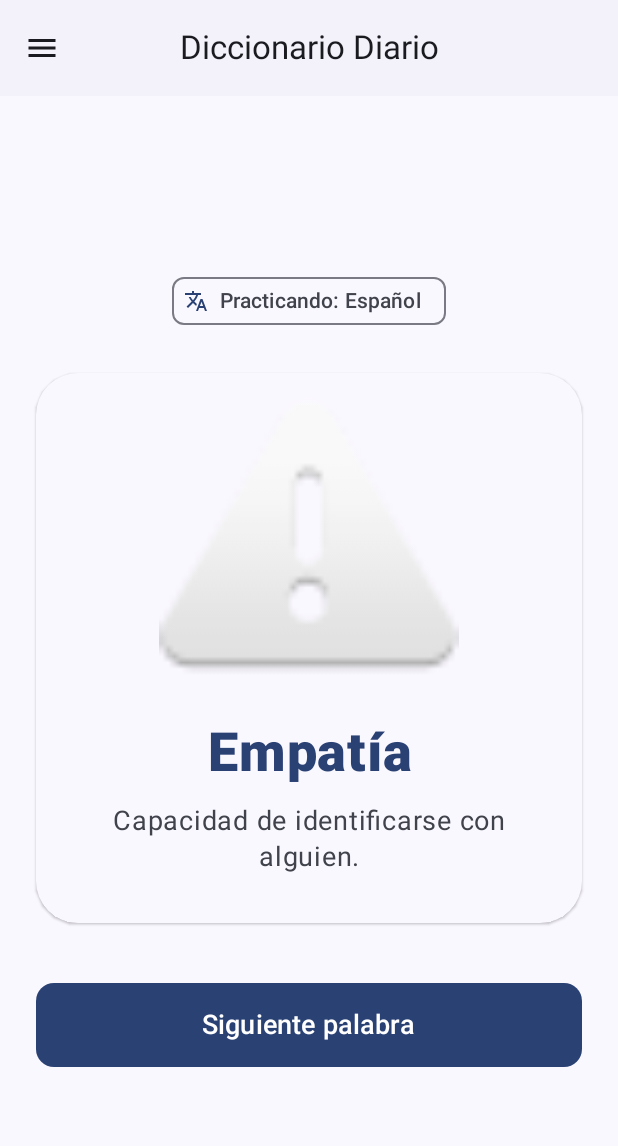
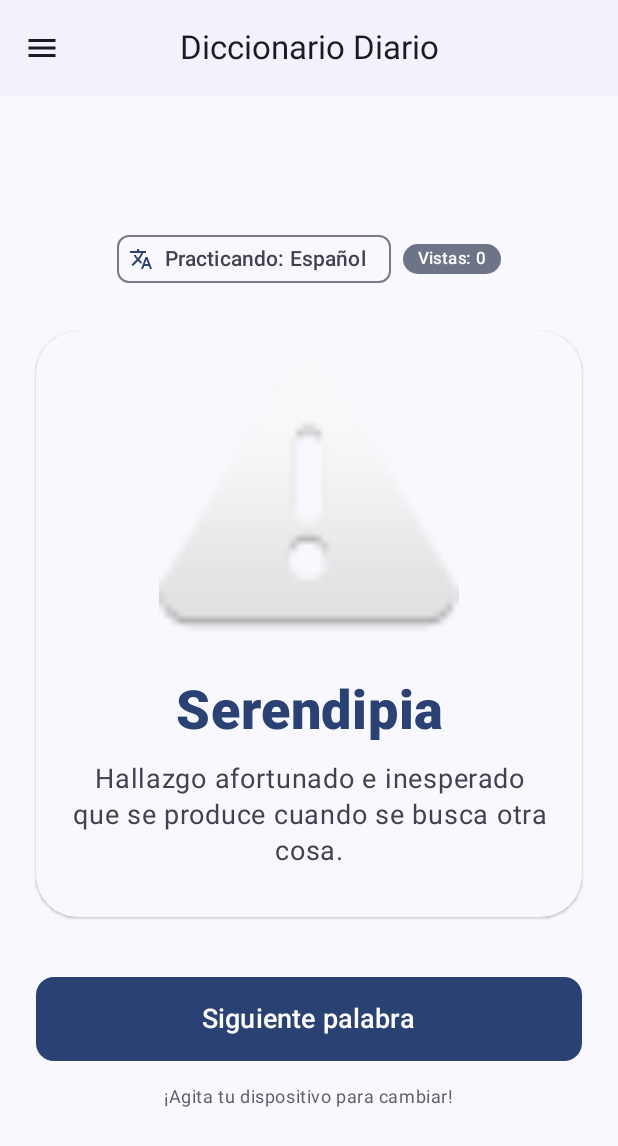
Before and after one commit to hebrabo/DI, an Android app built with Jetpack Compose: the PantallaPrincipal screen opened through its navigation route, on a phone screen of 412 x 824 dp. Shown: the top 1146 px of the screen. Run offline under Robolectric (Android 15) with nearby library versions, the phone set to English and light mode, and no system bars; pictures from the network do not load.

Commit message:
feat: implementar sensor de agitado y sistema de estadísticas de progreso
- Extra  (Sensor): Añadida lógica de detección de movimiento mediante el acelerómetro en la PantallaPrincipal. Ahora el usuario puede agitar el dispositivo para cambiar de palabra.

- Extra  (Estadísticas): Implementada la variable 'palabrasVistas' en el ViewModel para trackear el progreso del usuario en la sesión.

- Optimización: Uso de 'mutableIntStateOf' para el contador de estadísticas, mejorando el rendimiento y evitando el boxing de primitivos.

- UI: Añadido un Badge visual en la pantalla principal que muestra el número total de palabras practicadas.

- UX: Se integra la lógica de "saco de palabras" para asegurar que el sensor de agitado siempre muestre términos nuevos sin repeticiones inmediatas.

```diff
--- a/DI0704_AppAprendizajePalabras/app/src/main/java/com/example/di0704_appaprendizajepalabras/data/repository/PalabraRepository.kt
+++ b/DI0704_AppAprendizajePalabras/app/src/main/java/com/example/di0704_appaprendizajepalabras/data/repository/PalabraRepository.kt
@@ -5,12 +5,26 @@ import com.example.di0704_appaprendizajepalabras.data.model.Palabra
 class PalabraRepository {
     private val palabrasEspanol = listOf(
         Palabra(1, "Xenofobia", "Rechazo u odio hacia los extranjeros.", "Español", "https://images.unsplash.com/photo-1599059813005-11265ba4b4ce?q=80&w=400"),
-        Palabra(2, "Empatía", "Capacidad de identificarse con alguien.", "Español", "https://images.unsplash.com/photo-1516627145497-ae6968895b74?q=80&w=400")
+        Palabra(2, "Empatía", "Capacidad de identificarse con alguien y compartir sus sentimientos.", "Español", "https://images.unsplash.com/photo-1516627145497-ae6968895b74?q=80&w=400"),
+        Palabra(3, "Resiliencia", "Capacidad de adaptación frente a un agente perturbador.", "Español", "https://images.unsplash.com/photo-1509099836639-18ba1795216d?q=80&w=400"),
+        Palabra(4, "Perro", "Animal mamífero doméstico de la familia de los cánidos.", "Español", "https://images.unsplash.com/photo-1517849845537-4d257902454a?q=80&w=400"),
+        Palabra(5, "Efímero", "Aquello que dura por un periodo muy corto de tiempo.", "Español", "https://images.unsplash.com/photo-1490730141103-6cac27aaab94?q=80&w=400"),
+        Palabra(6, "Serendipia", "Hallazgo afortunado e inesperado que se produce cuando se busca otra cosa.", "Español", "https://images.unsplash.com/photo-1534067783941-51c9c23ecefd?q=80&w=400"),
+        // CAMBIADA: Imagen de un diente de león (pedir un deseo)
+        Palabra(7, "Ojalá", "Expresión de un fuerte deseo de que algo suceda.", "Español", "https://images.unsplash.com/photo-1464822759023-fed622ff2c3b?q=80&w=400"),
+        // CAMBIADA: Imagen de un micrófono antiguo
+        Palabra(8, "Elocuencia", "Facultad de hablar o escribir de modo eficaz para deleitar o conmover.", "Español", "https://images.unsplash.com/photo-1478737270239-2f02b77fc618?q=80&w=400")
     )
 
     private val palabrasIngles = listOf(
-        Palabra(101, "Xenophobia", "Dislike of or prejudice against people.", "Inglés", "https://images.unsplash.com/photo-1599059813005-11265ba4b4ce?q=80&w=400"),
-        Palabra(102, "Empathy", "The ability to understand others feelings.", "Inglés", "https://images.unsplash.com/photo-1516627145497-ae6968895b74?q=80&w=400")
+        Palabra(101, "Xenophobia", "Dislike of or prejudice against people from other countries.", "Inglés", "https://images.unsplash.com/photo-1599059813005-11265ba4b4ce?q=80&w=400"),
+        Palabra(102, "Empathy", "The ability to understand and share the feelings of another.", "Inglés", "https://images.unsplash.com/photo-1516627145497-ae6968895b74?q=80&w=400"),
+        Palabra(103, "Resilience", "The capacity to recover quickly from difficulties.", "Inglés", "https://images.unsplash.com/photo-1509099836639-18ba1795216d?q=80&w=400"),
+        Palabra(104, "Dog", "A domesticated carnivorous mammal that typically has a long snout.", "Inglés", "https://images.unsplash.com/photo-1517849845537-4d257902454a?q=80&w=400"),
+        Palabra(105, "Ephemeral", "Lasting for a very short time.", "Inglés", "https://images.unsplash.com/photo-1490730141103-6cac27aaab94?q=80&w=400"),
+        Palabra(106, "Serendipity", "The occurrence of events by chance in a happy or beneficial way.", "Inglés", "https://images.unsplash.com/photo-1534067783941-51c9c23ecefd?q=80&w=400"),
+        Palabra(107, "Wanderlust", "A strong desire to travel and explore the world.", "Inglés", "https://images.unsplash.com/photo-1469854523086-cc02fe5d8800?q=80&w=400"),
+        Palabra(108, "Eloquence", "Fluent or persuasive speaking or writing.", "Inglés", "https://images.unsplash.com/photo-1478737270239-2f02b77fc618?q=80&w=400")
     )
 
     fun obtenerPalabrasPorIdioma(idioma: String): List<Palabra> {
--- a/DI0704_AppAprendizajePalabras/app/src/main/java/com/example/di0704_appaprendizajepalabras/ui/screens/PantallaPrincipal.kt
+++ b/DI0704_AppAprendizajePalabras/app/src/main/java/com/example/di0704_appaprendizajepalabras/ui/screens/PantallaPrincipal.kt
@@ -1,15 +1,20 @@
 package com.example.di0704_appaprendizajepalabras.ui.screens
 
+import android.content.Context
+import android.hardware.Sensor
+import android.hardware.SensorEvent
+import android.hardware.SensorEventListener
+import android.hardware.SensorManager
 import androidx.compose.foundation.layout.*
 import androidx.compose.material.icons.Icons
 import androidx.compose.material.icons.filled.Menu
 import androidx.compose.material.icons.filled.Translate
 import androidx.compose.material3.*
-import androidx.compose.runtime.Composable
-import androidx.compose.runtime.rememberCoroutineScope
+import androidx.compose.runtime.*
 import androidx.compose.ui.Alignment
 import androidx.compose.ui.Modifier
 import androidx.compose.ui.layout.ContentScale
+import androidx.compose.ui.platform.LocalContext
 import androidx.compose.ui.res.painterResource
 import androidx.compose.ui.text.font.FontWeight
 import androidx.compose.ui.text.style.TextAlign
@@ -20,6 +25,7 @@ import com.example.di0704_appaprendizajepalabras.data.model.Palabra
 import com.example.di0704_appaprendizajepalabras.ui.viewmodel.PalabraViewModel
 import kotlinx.coroutines.launch
 import coil.compose.AsyncImage
+import kotlin.math.abs
 
 @OptIn(ExperimentalMaterial3Api::class)
 @Composable
@@ -29,7 +35,50 @@ fun PantallaPrincipal(
 ) {
     val drawerState = rememberDrawerState(initialValue = DrawerValue.Closed)
     val scope = rememberCoroutineScope()
+    val context = LocalContext.current
     val palabra = viewModel.palabraActual.value
+
+    // --- EXTRA 5: LÓGICA DEL SENSOR DE AGITADO (SHAKE) ---
+    DisposableEffect(Unit) {
+        val sensorManager = context.getSystemService(Context.SENSOR_SERVICE) as SensorManager
+        val accelerometer = sensorManager.getDefaultSensor(Sensor.TYPE_ACCELEROMETER)
+
+        val sensorListener = object : SensorEventListener {
+            private var lastUpdate: Long = 0
+            private var lastX = 0f
+            private var lastY = 0f
+            private var lastZ = 0f
+            private val SHAKE_THRESHOLD = 1200 // Sensibilidad (ajústalo si es muy sensible)
+
+            override fun onSensorChanged(event: SensorEvent) {
+                val curTime = System.currentTimeMillis()
+                if ((curTime - lastUpdate) > 100) {
+                    val diffTime = curTime - lastUpdate
+                    lastUpdate = curTime
+
+                    val x = event.values[0]
+                    val y = event.values[1]
+                    val z = event.values[2]
+
+                    val speed = abs(x + y + z - lastX - lastY - lastZ) / diffTime * 10000
+
+                    if (speed > SHAKE_THRESHOLD) {
+                        // ¡Agitado detectado! Llamamos a la lógica del ViewModel
+                        viewModel.siguientePalabra()
+                    }
+                    lastX = x; lastY = y; lastZ = z
+                }
+            }
+            override fun onAccuracyChanged(sensor: Sensor?, accuracy: Int) {}
+        }
+
+        sensorManager.registerListener(sensorListener, accelerometer, SensorManager.SENSOR_DELAY_NORMAL)
+
+        onDispose {
+            // Importante: Libera el sensor cuando la pantalla no se use
+            sensorManager.unregisterListener(sensorListener)
+        }
+    }
 
     ModalNavigationDrawer(
         drawerState = drawerState,
@@ -71,7 +120,6 @@ fun PantallaPrincipal(
                             Icon(Icons.Default.Menu, contentDescription = "Abrir Menú")
                         }
                     },
-                    // Añadimos un color sutil a la barra superior
                     colors = TopAppBarDefaults.centerAlignedTopAppBarColors(
                         containerColor = MaterialTheme.colorScheme.surfaceVariant.copy(alpha = 0.3f)
                     )
@@ -85,7 +133,8 @@ fun PantallaPrincipal(
             ) {
                 ContenidoPalabra(
                     palabra = palabra,
-                    idioma = viewModel.idiomaActual, // Le pasamos el idioma para mostrar el badge
+                    idioma = viewModel.idiomaActual,
+                    contador = viewModel.palabrasVistas, // Pasamos la estadística
                     onNextClick = { viewModel.siguientePalabra() }
                 )
             }
@@ -94,7 +143,7 @@ fun PantallaPrincipal(
 }
 
 @Composable
-fun ContenidoPalabra(palabra: Palabra, idioma: String, onNextClick: () -> Unit) {
+fun ContenidoPalabra(palabra: Palabra, idioma: String, contador: Int, onNextClick: () -> Unit) {
     Column(
         modifier = Modifier
             .fillMaxSize()
@@ -102,38 +151,44 @@ fun ContenidoPalabra(palabra: Palabra, idioma: String, onNextClick: () -> Unit)
         verticalArrangement = Arrangement.Center,
         horizontalAlignment = Alignment.CenterHorizontally
     ) {
-        // Indicador de Idioma
+        // --- EXTRA 2: ESTADÍSTICAS E IDIOMA ---
+        Row(
+            verticalAlignment = Alignment.CenterVertically,
+            horizontalArrangement = Arrangement.spacedBy(8.dp)
+        ) {
             SuggestionChip(
                 onClick = { },
                 label = { Text("Practicando: $idioma") },
-            icon = { Icon(Icons.Default.Translate, contentDescription = null, modifier = Modifier.size(16.dp)) }
+                icon = { Icon(Icons.Default.Translate, null, modifier = Modifier.size(16.dp)) }
             )
+            // Badge con el contador de palabras vistas
+            Badge(
+                containerColor = MaterialTheme.colorScheme.secondaryContainer,
+                contentColor = MaterialTheme.colorScheme.onSecondaryContainer
+            ) {
+                Text(text = "Vistas: $contador", modifier = Modifier.padding(horizontal = 6.dp, vertical = 2.dp))
+            }
+        }
 
         Spacer(modifier = Modifier.height(24.dp))
 
-        // Tarjeta Principal
         ElevatedCard(
             modifier = Modifier.fillMaxWidth(),
             shape = MaterialTheme.shapes.extraLarge,
-            colors = CardDefaults.elevatedCardColors(
-                containerColor = MaterialTheme.colorScheme.surface
-            )
+            colors = CardDefaults.elevatedCardColors(containerColor = MaterialTheme.colorScheme.surface)
         ) {
             Column(
                 modifier = Modifier.padding(16.dp),
                 horizontalAlignment = Alignment.CenterHorizontally
             ) {
-                // Imagen con Coil
-                palabra.imagenUrl?.let { url ->
                 AsyncImage(
                     model = palabra.imagenUrl,
                     contentDescription = null,
                     modifier = Modifier.size(200.dp),
-                        // Esto mostrará un icono si la URL falla o no hay internet
                     error = painterResource(android.R.drawable.ic_dialog_alert),
-                        placeholder = painterResource(android.R.drawable.ic_menu_report_image)
+                    placeholder = painterResource(android.R.drawable.ic_menu_report_image),
+                    contentScale = ContentScale.Fit
                 )
-                }
 
                 Spacer(modifier = Modifier.height(16.dp))
 
@@ -162,7 +217,6 @@ fun ContenidoPalabra(palabra: Palabra, idioma: String, onNextClick: () -> Unit)
 
         Spacer(modifier = Modifier.height(40.dp))
 
-        // Botón de acción
         Button(
             onClick = onNextClick,
             modifier = Modifier
@@ -172,25 +226,30 @@ fun ContenidoPalabra(palabra: Palabra, idioma: String, onNextClick: () -> Unit)
         ) {
             Text("Siguiente palabra", fontSize = 18.sp)
         }
+
+        Spacer(modifier = Modifier.height(16.dp))
+        Text(
+            text = "¡Agita tu dispositivo para cambiar!",
+            style = MaterialTheme.typography.bodySmall,
+            color = MaterialTheme.colorScheme.outline
+        )
     }
 }
 
 @Preview(showBackground = true, showSystemUi = true)
 @Composable
 fun PantallaPrincipalPreview() {
-    // CORRECCIÓN: Usamos argumentos nombrados para evitar errores de posición
     val palabraPrueba = Palabra(
         id = 1,
-        termino = "Xenofobia",
-        definicion = "Rechazo u odio hacia los extranjeros.",
-        idioma = "Español", // Este es el parámetro que faltaba/estaba mal posicionado
-        imagenUrl = "https://via.placeholder.com/200"
+        termino = "Resiliencia",
+        definicion = "Capacidad de adaptación frente a un agente perturbador.",
+        idioma = "Español",
+        imagenUrl = ""
     )
-
-    // Aquí llamamos a ContenidoPalabra pasando el idioma por separado como pide la función
     ContenidoPalabra(
         palabra = palabraPrueba,
         idioma = "Español",
+        contador = 5,
         onNextClick = {}
     )
 }
--- a/DI0704_AppAprendizajePalabras/app/src/main/java/com/example/di0704_appaprendizajepalabras/ui/viewmodel/PalabraViewModel.kt
+++ b/DI0704_AppAprendizajePalabras/app/src/main/java/com/example/di0704_appaprendizajepalabras/ui/viewmodel/PalabraViewModel.kt
@@ -2,9 +2,10 @@ package com.example.di0704_appaprendizajepalabras.ui.viewmodel
 
 import androidx.compose.runtime.State
 import androidx.compose.runtime.getValue
+import androidx.compose.runtime.mutableIntStateOf
 import androidx.compose.runtime.mutableStateListOf
 import androidx.compose.runtime.mutableStateOf
-import androidx.compose.runtime.setValue // IMPORTANTE para el "by"
+import androidx.compose.runtime.setValue
 import androidx.lifecycle.ViewModel
 import com.example.di0704_appaprendizajepalabras.data.model.Palabra
 import com.example.di0704_appaprendizajepalabras.data.repository.PalabraRepository
@@ -16,30 +17,34 @@ class PalabraViewModel : ViewModel() {
     var idiomaActual by mutableStateOf("Español")
         private set
 
+    // --- NUEVO: Registro de IDs mostrados para evitar repeticiones ---
+    private val idsMostradas = mutableSetOf<Int>()
+
     // 2. Estado de la palabra actual
+    // Inicializamos con el saco vacío para la primera palabra
     private val _palabraActual = mutableStateOf(obtenerNuevaPalabraSegura("Español"))
     val palabraActual: State<Palabra> = _palabraActual
 
     // --- EXTRAS: ESTADÍSTICAS Y APRENDIZAJE ---
-
-    // 3. Contador de palabras vistas (Corregido: "by" en lugar de "por")
-    var palabrasVistas by mutableStateOf(0)
+    var palabrasVistas by mutableIntStateOf(0)
         private set
 
-    // 4. Lista de palabras ya aprendidas
     private val _palabrasAprendidas = mutableStateListOf<Palabra>()
     val palabrasAprendidas: List<Palabra> = _palabrasAprendidas
 
     fun cambiarIdioma(nuevoIdioma: String) {
         if (idiomaActual != nuevoIdioma) {
             idiomaActual = nuevoIdioma
+            // No reseteamos el saco aquí para que, si vuelve al idioma anterior,
+            // recuerde qué palabras ya vio en esa sesión.
             siguientePalabra()
         }
     }
 
     fun siguientePalabra() {
         val palabraAnterior = _palabraActual.value
-        // Guardamos en el historial si es una palabra válida y no está repetida
+
+        // Guardamos en el historial (Extra)
         if (palabraAnterior.id != 0 && !_palabrasAprendidas.any { it.id == palabraAnterior.id }) {
             _palabrasAprendidas.add(palabraAnterior)
         }
@@ -47,7 +52,7 @@ class PalabraViewModel : ViewModel() {
         // Incrementamos estadística
         palabrasVistas++
 
-        // Nueva palabra
+        // Obtenemos la siguiente palabra con la lógica de filtrado
         _palabraActual.value = obtenerNuevaPalabraSegura(idiomaActual)
     }
 
@@ -55,21 +60,38 @@ class PalabraViewModel : ViewModel() {
         idiomaActual = "Español"
         palabrasVistas = 0
         _palabrasAprendidas.clear()
+        idsMostradas.clear() // Vaciamos el saco de palabras vistas
         _palabraActual.value = obtenerNuevaPalabraSegura("Español")
     }
 
+    /**
+     * Lógica Inteligente: Filtra las palabras para no repetir.
+     */
     private fun obtenerNuevaPalabraSegura(idioma: String): Palabra {
-        val lista = repository.obtenerPalabrasPorIdioma(idioma)
-        return if (lista.isNotEmpty()) {
-            lista.random()
+        val todasLasPalabras = repository.obtenerPalabrasPorIdioma(idioma)
+
+        if (todasLasPalabras.isEmpty()) {
+            return Palabra(0, "Error", "No hay palabras en el repositorio.", idioma, null)
+        }
+
+        // 1. Buscamos palabras que NO estén en el saco de 'idsMostradas'
+        val palabrasNoVistas = todasLasPalabras.filter { it.id !in idsMostradas }
+
+        return if (palabrasNoVistas.isNotEmpty()) {
+            // 2. Si quedan palabras por ver, elegimos una al azar
+            val nuevaPalabra = palabrasNoVistas.random()
+            idsMostradas.add(nuevaPalabra.id) // La metemos en el saco
+            nuevaPalabra
         } else {
-            Palabra(
-                id = 0,
-                termino = "Sin palabras",
-                definicion = "No se encontraron términos en $idioma.",
-                idioma = idioma,
-                imagenUrl = null
-            )
+            // 3. Si ya se han mostrado todas (saco lleno), reiniciamos el ciclo
+            // Limpiamos del saco solo las palabras correspondientes a este idioma
+            val idsIdiomaActual = todasLasPalabras.map { it.id }.toSet()
+            idsMostradas.removeAll(idsIdiomaActual)
+
+            // Elegimos una al azar del total y empezamos de nuevo
+            val reinicioPalabra = todasLasPalabras.random()
+            idsMostradas.add(reinicioPalabra.id)
+            reinicioPalabra
         }
     }
 }
```
Lines whose indentation alone changed are shown as unchanged.
